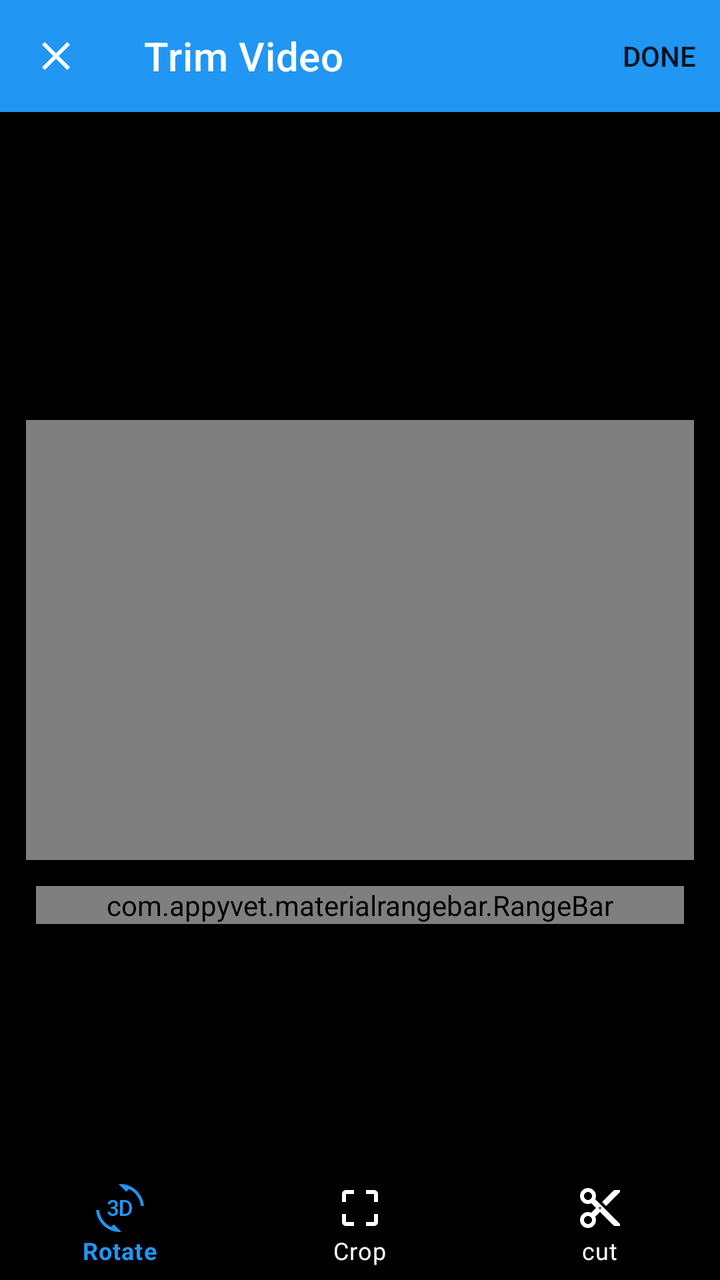
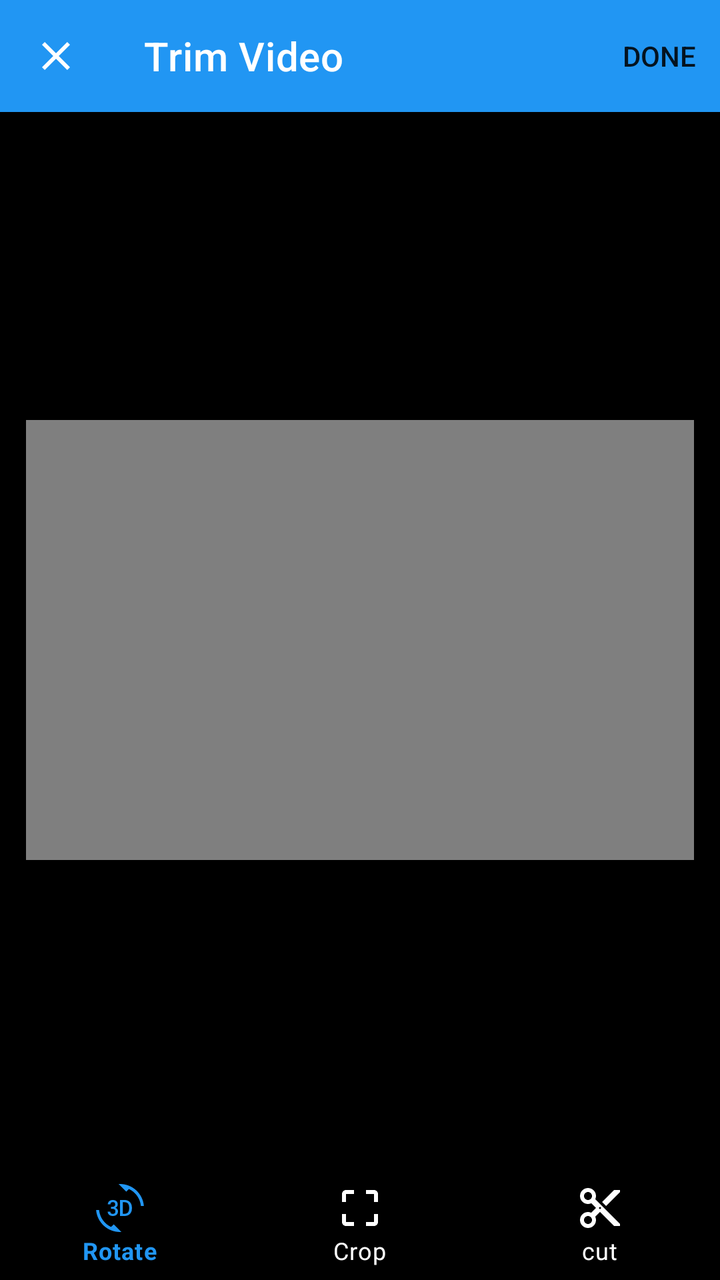

Two renders of the same Android screen: before a commit and after it. Below are the layout's source before the change and the commit's diff.
<!-- AndroidManifest.xml: application theme AppTheme -->
<!-- res/layout/activity_video_edit.xml -->
<?xml version="1.0" encoding="utf-8"?>
<RelativeLayout
    xmlns:android="http://schemas.android.com/apk/res/android"
    xmlns:app="http://schemas.android.com/apk/res-auto"
    xmlns:tools="http://schemas.android.com/tools"
    android:layout_width="match_parent"
    android:layout_height="match_parent"
    android:background="@android:color/black"
    tools:context=".VideoEditActivity">

    <androidx.appcompat.widget.Toolbar
        android:layout_alignParentTop="true"
        android:id="@+id/toolbar"
        app:title="@string/trim_video"
        app:menu="@menu/single_done_item"
        android:layout_width="match_parent"
        app:navigationIcon="@drawable/ic_clear"
        app:titleTextColor="@android:color/white"
        android:background="@color/colorPrimary"
        android:layout_height="wrap_content"/>


    <VideoView
        android:layout_centerInParent="true"
        android:id="@+id/videoView"
        android:layout_margin="13dp"
        android:layout_width="match_parent"
        android:layout_height="220dp"/>

    <com.appyvet.materialrangebar.RangeBar
        android:id="@+id/range_bar"
        android:layout_below="@id/videoView"
        android:layout_width="match_parent"
        android:layout_marginStart="18dp"
        android:layout_marginEnd="18dp"
        app:mrb_tickInterval="1"
        app:mrb_tickStart="1"
        app:mrb_tickEnd="40"
        app:mrb_barWeight="4dp"
        app:mrb_leftSelectorColor="@color/colorPrimary"
        app:mrb_rightSelectorColor="@color/colorPrimaryDark"
        android:layout_height="wrap_content"/>

    <ProgressBar
        android:id="@+id/progress"
        android:visibility="gone"
        android:indeterminate="true"
        style="@style/customHorzontalProgressBar"
        android:layout_below="@id/toolbar"
        android:layout_width="match_parent"
        android:layout_height="8dp"/>

     <com.google.android.material.bottomnavigation.BottomNavigationView
         android:layout_width="match_parent"
         android:layout_height="wrap_content"
         android:layout_alignParentBottom="true"
         android:background="@android:color/black"
         app:itemIconTint="@drawable/bottom_nav_color_state"
         app:itemTextColor="@drawable/bottom_nav_color_state"
         app:menu="@menu/video_trim_menu"
         android:id="@+id/cut_tools"/>
</RelativeLayout>
<!-- resources referenced by this layout -->
<resources>
  <color name="colorPrimary">#2196F3</color>
  <color name="colorPrimaryDark">#1976D2</color>
  <!-- drawable bottom_nav_color_state (drawable) -->
  <?xml version="1.0" encoding="utf-8"?>
  <selector xmlns:android="http://schemas.android.com/apk/res/android">
      <item
          android:state_checked="true"
          android:state_enabled="true"
          android:color="@color/colorPrimary"/>
      <item android:state_checked="false"
          android:color="#ffffff"/>
  </selector>
  <!-- drawable ic_clear (drawable) -->
  <vector android:height="24dp" android:tint="#FFFFFF"
      android:viewportHeight="24.0" android:viewportWidth="24.0"
      android:width="24dp" xmlns:android="http://schemas.android.com/apk/res/android">
      <path android:fillColor="#FF000000" android:pathData="M19,6.41L17.59,5 12,10.59 6.41,5 5,6.41 10.59,12 5,17.59 6.41,19 12,13.41 17.59,19 19,17.59 13.41,12z"/>
  </vector>
  <string name="trim_video">Trim Video</string>
  <style name="customHorzontalProgressBar" parent="Widget.AppCompat.ProgressBar.Horizontal">
          <item name="android:color">@color/colorPrimary</item>
      </style>
  <style name="AppTheme" parent="Theme.MaterialComponents.Light.DarkActionBar">
  
          
          <item name="colorPrimary">@color/colorPrimary</item>
          <item name="colorPrimaryDark">@color/colorPrimaryDark</item>
          <item name="colorAccent">@color/colorAccent</item>
      </style>
  <color name="colorAccent">#607D8B</color>
</resources>

<!-- the commit's change to res/layout/activity_video_edit.xml (unified diff, before → after) -->
@@ -27,19 +27,7 @@
         android:layout_width="match_parent"
         android:layout_height="220dp"/>
 
-    <com.appyvet.materialrangebar.RangeBar
-        android:id="@+id/range_bar"
-        android:layout_below="@id/videoView"
-        android:layout_width="match_parent"
-        android:layout_marginStart="18dp"
-        android:layout_marginEnd="18dp"
-        app:mrb_tickInterval="1"
-        app:mrb_tickStart="1"
-        app:mrb_tickEnd="40"
-        app:mrb_barWeight="4dp"
-        app:mrb_leftSelectorColor="@color/colorPrimary"
-        app:mrb_rightSelectorColor="@color/colorPrimaryDark"
-        android:layout_height="wrap_content"/>
+
 
     <ProgressBar
         android:id="@+id/progress"
